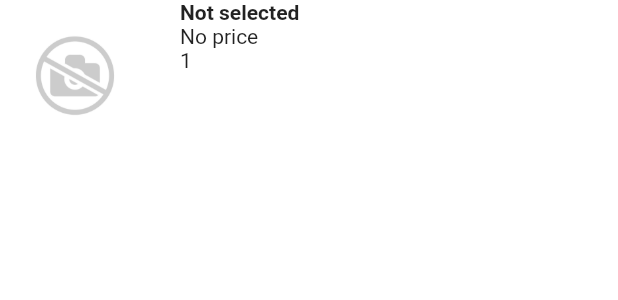
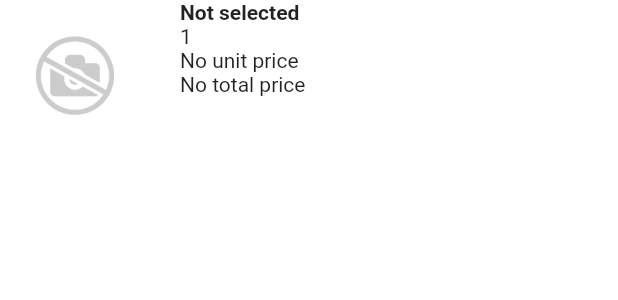
Before and after one commit to buzuchka/ConsumerBasket, a Flutter app: the PurchaseItemListItem widget shown alone on an empty page, opened directly with empty values, on a phone screen of 412 x 824 dp. Shown: the top 300 px of the screen. Run offline on Flutter 3.47's test engine with Material 2 defaults, Android fonts, the phone set to English and light mode, and no system bars; our stand-ins replace decimal, image_picker, sqflite; accounts and stored records are empty.

Commit message:
[add] unit price to PurchaseItemListItem

```diff
--- a/lib/lists/purchase_item_list_item.dart
+++ b/lib/lists/purchase_item_list_item.dart
@@ -31,8 +31,9 @@ class PurchaseItemListItem extends StatelessWidget {
                       crossAxisAlignment: CrossAxisAlignment.start,
                       children: <Widget>[
                         _getGoodsItemTitleWidget(),
-                        _getPriceWidget(),
                         _getQuantityWidget(),
+                        _getUnitPriceWidget(),
+                        _getTotalPriceWidget(),
                       ],
                     ),
                   ),
@@ -72,14 +73,23 @@ class PurchaseItemListItem extends StatelessWidget {
     );
   }
 
-  Widget _getPriceWidget() {
+  Widget _getTotalPriceWidget() {
     String text;
     if(item.totalPrice != null) {
       text = item.totalPrice!.toString();
     } else {
-      text = 'No price';
+      text = 'No total price';
     }
+    return Text(text);
+  }
 
+  Widget _getUnitPriceWidget() {
+    String text;
+    if(item.unitPrice != null) {
+      text = item.unitPrice!.toString();
+    } else {
+      text = 'No unit price';
+    }
     return Text(text);
   }
 
```
